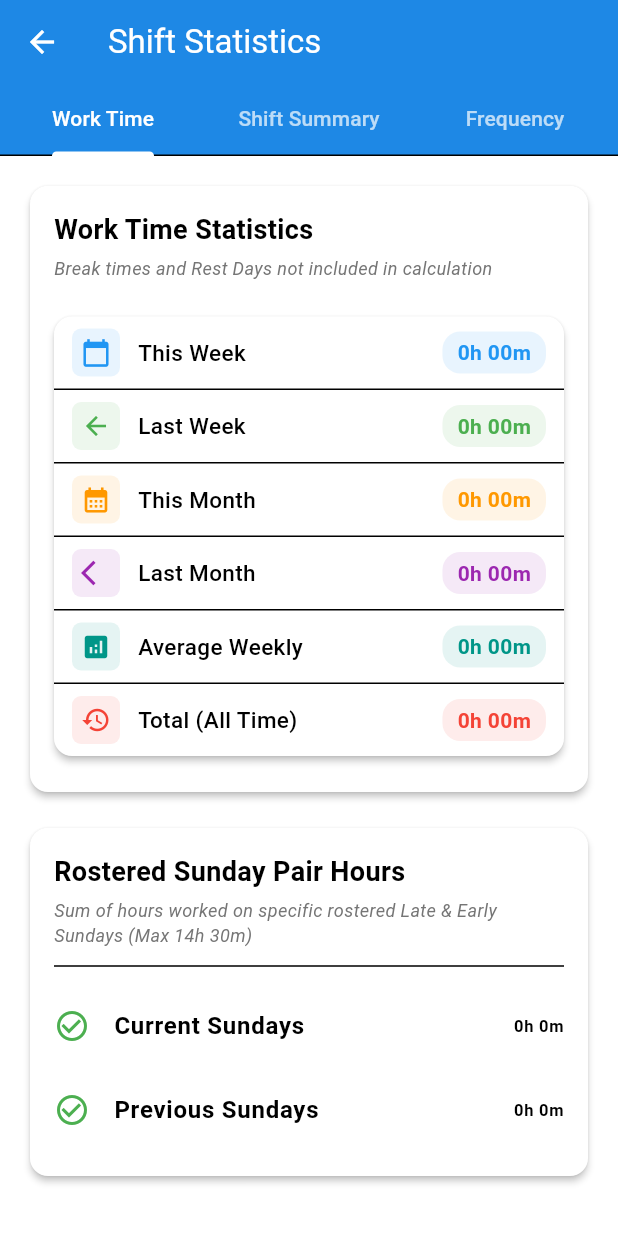
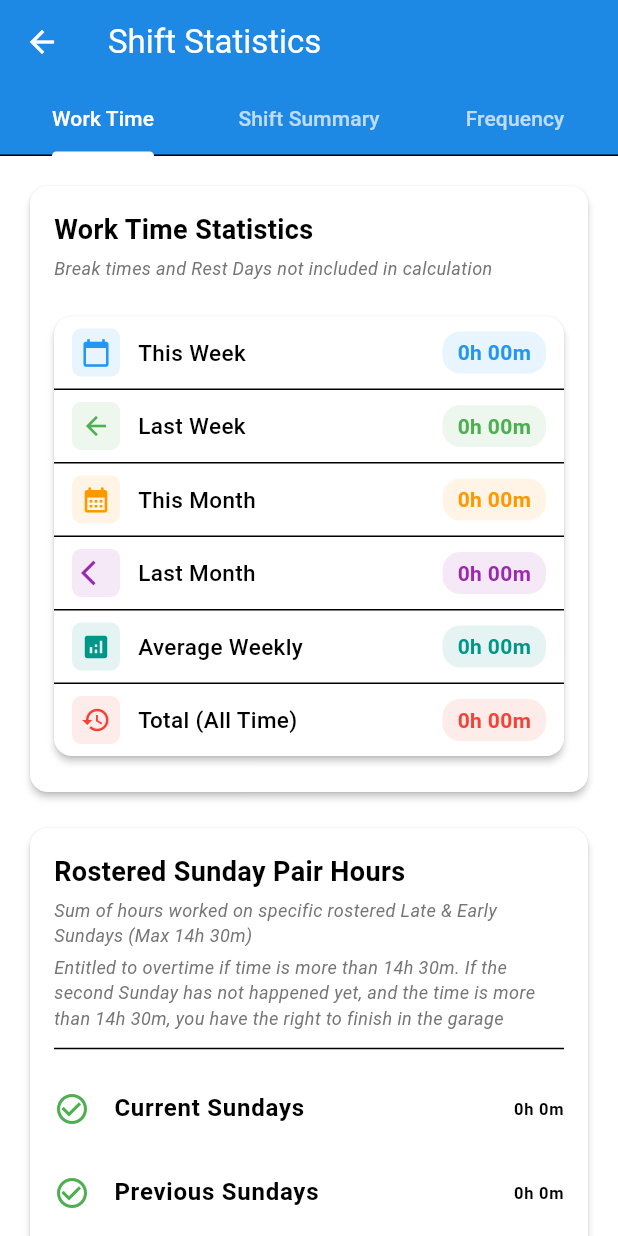
Before and after one commit to robertf670/spdrivercalendar, a Flutter app: the StatisticsScreen screen opened directly with empty values, on a phone screen of 412 x 824 dp. Run offline on Flutter 3.47's test engine with Material 3 defaults, Android fonts, the light colour scheme and no system bars; our stand-ins replace csv, file_picker, flutter_local_notifications, google_sign_in, package_info_plus, permission_handler and 3 more; missing offline and left inert: extension_google_sign_in_as_googleapis_auth, googleapis; accounts and stored records are empty.

Commit message:
feat: Add Rest Days Worked count and Sunday Pair stats to statistics

```diff
--- a/lib/features/statistics/screens/statistics_screen.dart
+++ b/lib/features/statistics/screens/statistics_screen.dart
@@ -253,6 +253,15 @@ class StatisticsScreenState extends State<StatisticsScreen>
                       fontStyle: FontStyle.italic,
                     ),
                   ),
+                  const SizedBox(height: 4),
+                  Text(
+                    'Entitled to overtime if time is more than 14h 30m. If the second Sunday has not happened yet, and the time is more than 14h 30m, you have the right to finish in the garage',
+                     style: TextStyle(
+                      fontSize: 12,
+                      color: Colors.grey[600],
+                      fontStyle: FontStyle.italic,
+                    ),
+                  ),
                   const Divider(height: 24),
                   if (_sundayStatsLoading)
                     const Center(child: Padding(
@@ -280,16 +289,16 @@ class StatisticsScreenState extends State<StatisticsScreen>
                       leading: _currentBlockLimitExceeded
                         ? Icon(Icons.warning_amber_rounded, color: Theme.of(context).colorScheme.error)
                         : Icon(Icons.check_circle_outline, color: Colors.green),
-                      // Remove subtitle here
-                    ),
-                    // Add Column for individual shift details below the ListTile
-                    if (_currentBlockSundayShifts.isNotEmpty)
-                      Padding(
-                        padding: const EdgeInsets.only(left: 16.0, right: 16.0, top: 8.0, bottom: 8.0), // Remove left indent, adjust vertical padding
+                      // Move shift details into the subtitle
+                      subtitle: _currentBlockSundayShifts.isNotEmpty
+                          ? Padding(
+                              padding: const EdgeInsets.only(top: 4.0), // Add padding above details
                               child: Column(
                                 crossAxisAlignment: CrossAxisAlignment.start,
                                 children: _buildShiftDetailRows(_currentBlockSundayShifts, detailDateFormatter, formatDuration),
                               ),
+                            )
+                          : null, // No subtitle if no shifts
                     ),
 
                     // Previous Block Display
@@ -312,16 +321,16 @@ class StatisticsScreenState extends State<StatisticsScreen>
                       leading: _previousBlockLimitExceeded
                         ? Icon(Icons.warning_amber_rounded, color: Theme.of(context).colorScheme.error)
                         : Icon(Icons.check_circle_outline, color: Colors.green),
-                      // Remove subtitle here
-                    ),
-                    // Add Column for individual shift details below the ListTile
-                    if (_previousBlockSundayShifts.isNotEmpty)
-                      Padding(
-                        padding: const EdgeInsets.only(left: 16.0, right: 16.0, top: 8.0, bottom: 8.0), // Remove left indent, adjust vertical padding
+                      // Move shift details into the subtitle
+                      subtitle: _previousBlockSundayShifts.isNotEmpty
+                          ? Padding(
+                              padding: const EdgeInsets.only(top: 4.0),
                               child: Column(
                                 crossAxisAlignment: CrossAxisAlignment.start,
                                 children: _buildShiftDetailRows(_previousBlockSundayShifts, detailDateFormatter, formatDuration),
                               ),
+                            )
+                          : null, // No subtitle if no shifts
                     ),
                   ]
                 ],
@@ -546,73 +555,67 @@ class StatisticsScreenState extends State<StatisticsScreen>
     int spareShifts = 0;
     int bogeyShifts = 0;
     int bankHolidayShifts = 0;
+    int restDaysWorked = 0;
 
     // Track processed event IDs to avoid counting duplicates
     final Set<String> processedIds = {};
 
-    // Process events
-    widget.events.forEach((date, events) {
-      // Skip if this is a rest day based on roster
-      final String shiftType = (_startDate != null)
-          ? RosterService.getShiftForDate(date, _startDate!, _startWeek)
-          : ''; // Default to empty if roster not loaded
-      final bool isRest = shiftType == 'R';
-
-      if (isRest) return;
-
-      for (final event in events) {
+    // --- Refactored Processing Logic ---
+    widget.events.forEach((date, events) { // Iterate through all dates in the events map
+      for (final event in events) { // Iterate through events on that date
         // Only consider work shifts
         if (!event.isWorkShift) continue;
 
-        // Skip if already processed
+        // Skip if already processed (handles cases where event might span midnight? Unlikely with current model but safe)
         if (processedIds.contains(event.id ?? '')) continue;
 
         // Check if event falls within the selected date range
+        // Use event.startDate for the check
         if (event.startDate.isAfter(startDate.subtract(const Duration(days: 1))) &&
             event.startDate.isBefore(endDate.add(const Duration(days: 1)))) {
 
-          processedIds.add(event.id ?? '');
-          totalShifts++;
+          processedIds.add(event.id ?? ''); // Mark as processed
+
+          // Determine if this date was a rostered Rest Day
+          final String rosterShiftType = (_startDate != null)
+              ? RosterService.getShiftForDate(event.startDate, _startDate!, _startWeek)
+              : ''; // Default to empty if roster not loaded
+          final bool isRest = rosterShiftType == 'R';
+
+          if (isRest) {
+            // If it was a rest day, just increment the specific counter
+            restDaysWorked++;
+          } else {
+            // --- If NOT a rest day, proceed with original categorization ---
+            totalShifts++; // Increment total only for non-rest day shifts
 
             final shiftCode = event.title;
 
             // First check special shift types
-          // Check if it's a Spare shift (starts with 'SP')
             if (shiftCode.startsWith('SP')) {
               spareShifts++;
-            continue; // Skip further categorization
-          }
-
-          // Check if it's a Bogey shift (ends with 'X')
-          if (shiftCode.endsWith('X')) {
+            } else if (shiftCode.endsWith('X')) {
               bogeyShifts++;
-            continue; // Skip further categorization
-          }
-
-          // Now categorize by time of day if not already categorized
+            } else {
+              // Now categorize by time of day if not Spare or Bogey
               final startHour = event.startTime.hour;
-
-          // Early: 04:00 - 09:59
               if (startHour >= 4 && startHour < 10) {
                 earlyShifts++;
-          }
-          // Relief/Middle: 10:00 - 13:59
-          else if (startHour >= 10 && startHour < 14) {
+              } else if (startHour >= 10 && startHour < 14) {
                 reliefShifts++;
-          }
-          // Late: 14:00 - 18:59
-          else if (startHour >= 14 && startHour < 19) {
+              } else if (startHour >= 14 && startHour < 19) {
                 lateShifts++;
-          }
-          // Night: 19:00 - 03:59
-          else if (startHour >= 19 || startHour < 4) {
+              } else if (startHour >= 19 || startHour < 4) {
                 nightShifts++;
               }
-
-          // Bank holidays logic would go here
+            }
+            // Bank holidays logic would ideally be integrated here too if needed
+            // Currently bankHolidayShifts is not being calculated.
+          }
         }
       }
     });
+    // --- End Refactored Logic ---
 
     // Format date range for display
     final dateRangeStr = '${DateFormat('dd/MM/yy').format(startDate)} - ${DateFormat('dd/MM/yy').format(endDate)}';
@@ -626,6 +629,7 @@ class StatisticsScreenState extends State<StatisticsScreen>
       'spareShifts': spareShifts,
       'bogeyShifts': bogeyShifts,
       'bankHolidayShifts': bankHolidayShifts,
+      'restDaysWorked': restDaysWorked,
       'dateRange': dateRangeStr,
     };
   }
--- a/lib/features/statistics/widgets/shift_type_summary_card.dart
+++ b/lib/features/statistics/widgets/shift_type_summary_card.dart
@@ -31,6 +31,7 @@ class ShiftTypeSummaryCard extends StatelessWidget {
             _buildStatRow('Night Shifts', '${stats['nightShifts']}'),
             _buildStatRow('Spare Shifts', '${stats['spareShifts']}'),
             _buildStatRow('Bogey Shifts', '${stats['bogeyShifts']}'),
+            _buildStatRow('Rest Days Worked', '${stats['restDaysWorked'] ?? 0}'),
             // Consider adding Bank Holiday shifts if needed: _buildStatRow('Bank Holiday Shifts', '${stats['bankHolidayShifts'] ?? 0}'),
             const Divider(height: 24),
             _buildStatRow('Date Range', stats['dateRange'] as String? ?? 'N/A'), // Add null check
```
Lines whose indentation alone changed are shown as unchanged.
